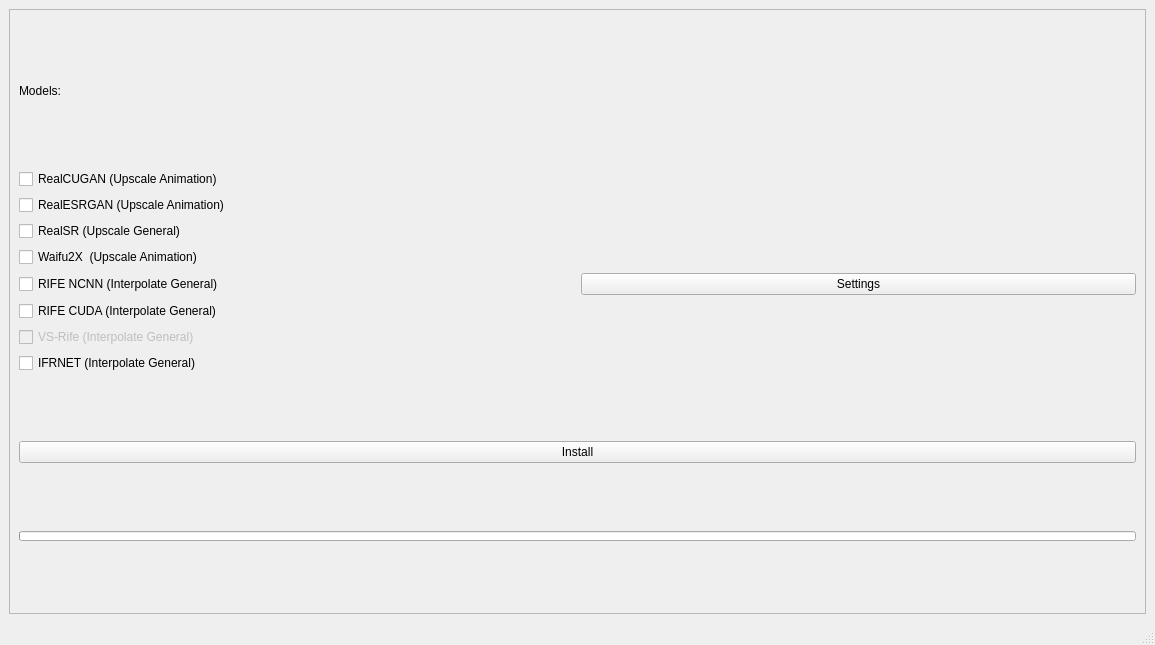
This is src/getModels/SelectAI.ui in TNTwise/REAL-Video-Enhancer as Qt 5 draws it before an edit. The edited form follows.
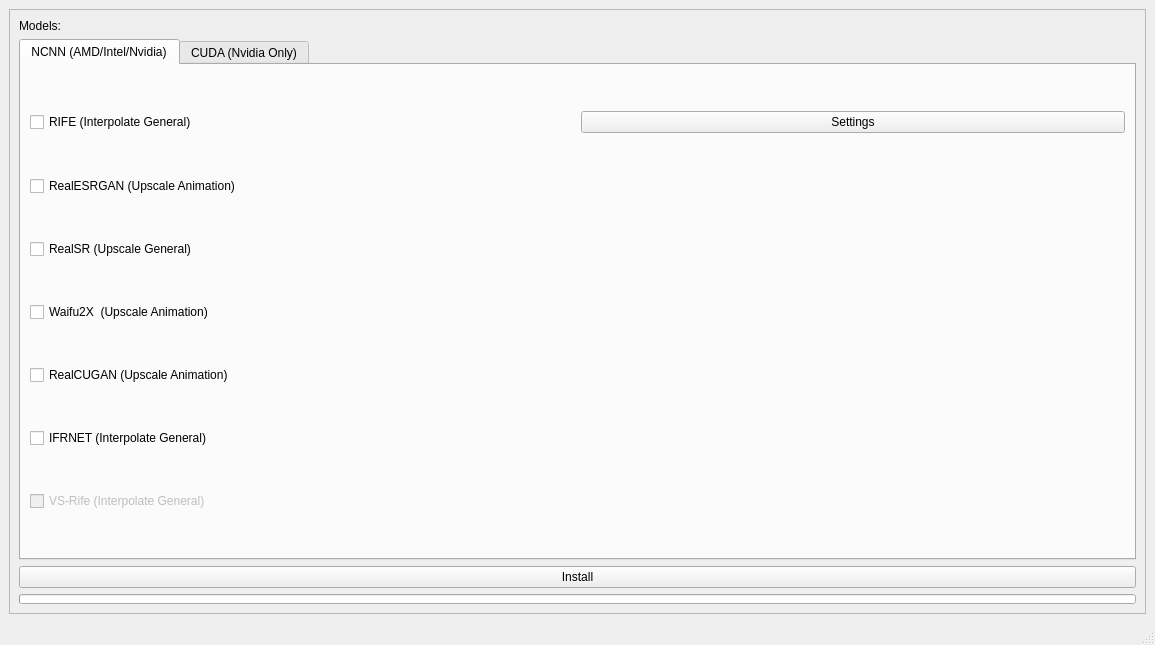
This is the edited form.

```diff
--- a/src/getModels/SelectAI.ui
+++ b/src/getModels/SelectAI.ui
@@ -37,14 +37,14 @@
          </property>
         </widget>
        </item>
-       <item row="3" column="0">
+       <item row="4" column="0">
         <widget class="QPushButton" name="InstallButton">
          <property name="text">
           <string>Install</string>
          </property>
         </widget>
        </item>
-       <item row="4" column="0">
+       <item row="5" column="0">
         <widget class="QProgressBar" name="installModelsProgressBar">
          <property name="maximumSize">
           <size>
@@ -67,66 +67,68 @@
         </widget>
        </item>
        <item row="1" column="0">
-        <layout class="QGridLayout" name="gridLayout_6">
-         <item row="6" column="0">
-          <widget class="QCheckBox" name="RealSRCheckBox">
-           <property name="enabled">
-            <bool>true</bool>
-           </property>
-           <property name="text">
-            <string>RealSR (Upscale General)</string>
-           </property>
-          </widget>
-         </item>
-         <item row="2" column="0">
-          <widget class="QCheckBox" name="RealESRGANCheckBox">
-           <property name="text">
-            <string>RealESRGAN (Upscale Animation)</string>
-           </property>
-          </widget>
-         </item>
-         <item row="1" column="0">
-          <widget class="QCheckBox" name="RealCUGANCheckBox">
-           <property name="enabled">
-            <bool>true</bool>
-           </property>
-           <property name="text">
-            <string>RealCUGAN (Upscale Animation)</string>
-           </property>
-          </widget>
-         </item>
-         <item row="10" column="0">
+        <widget class="QTabWidget" name="modelsTabWidget">
+         <property name="currentIndex">
+          <number>0</number>
+         </property>
+         <widget class="QWidget" name="NCNNTab">
+          <attribute name="title">
+           <string>NCNN (AMD/Intel/Nvidia)</string>
+          </attribute>
+          <layout class="QVBoxLayout" name="verticalLayout_2">
+           <item>
+            <layout class="QHBoxLayout" name="horizontalLayout_2">
+             <item>
           <widget class="QCheckBox" name="RifeCheckBox">
            <property name="text">
-            <string>RIFE NCNN (Interpolate General)</string>
+                <string>RIFE (Interpolate General)</string>
            </property>
           </widget>
          </item>
-         <item row="10" column="1">
+             <item>
           <widget class="QPushButton" name="RifeSettings">
            <property name="text">
             <string>Settings</string>
            </property>
           </widget>
          </item>
-         <item row="7" column="0">
+            </layout>
+           </item>
+           <item>
+            <widget class="QCheckBox" name="RealESRGANCheckBox">
+             <property name="text">
+              <string>RealESRGAN (Upscale Animation)</string>
+             </property>
+            </widget>
+           </item>
+           <item>
+            <widget class="QCheckBox" name="RealSRCheckBox">
+             <property name="enabled">
+              <bool>true</bool>
+             </property>
+             <property name="text">
+              <string>RealSR (Upscale General)</string>
+             </property>
+            </widget>
+           </item>
+           <item>
           <widget class="QCheckBox" name="Waifu2xCheckBox">
            <property name="text">
             <string>Waifu2X  (Upscale Animation)</string>
            </property>
           </widget>
          </item>
-         <item row="12" column="0">
-          <widget class="QCheckBox" name="RifeVSCheckBox">
+           <item>
+            <widget class="QCheckBox" name="RealCUGANCheckBox">
            <property name="enabled">
-            <bool>false</bool>
+              <bool>true</bool>
            </property>
            <property name="text">
-            <string>VS-Rife (Interpolate General)</string>
+              <string>RealCUGAN (Upscale Animation)</string>
            </property>
           </widget>
          </item>
-         <item row="15" column="0">
+           <item>
           <widget class="QCheckBox" name="CainCheckBox">
            <property name="enabled">
             <bool>true</bool>
@@ -136,14 +138,36 @@
            </property>
           </widget>
          </item>
-         <item row="11" column="0">
+           <item>
+            <widget class="QCheckBox" name="RifeVSCheckBox">
+             <property name="enabled">
+              <bool>false</bool>
+             </property>
+             <property name="text">
+              <string>VS-Rife (Interpolate General)</string>
+             </property>
+            </widget>
+           </item>
+          </layout>
+         </widget>
+         <widget class="QWidget" name="CUDATab">
+          <attribute name="title">
+           <string>CUDA (Nvidia Only)</string>
+          </attribute>
+          <layout class="QVBoxLayout" name="verticalLayout">
+           <item>
           <widget class="QCheckBox" name="RifeCUDACheckBox">
            <property name="text">
-            <string>RIFE CUDA (Interpolate General)</string>
+              <string>RIFE (Interpolate General)</string>
            </property>
           </widget>
          </item>
         </layout>
+         </widget>
+        </widget>
+       </item>
+       <item row="2" column="0">
+        <layout class="QGridLayout" name="gridLayout_6"/>
        </item>
       </layout>
      </widget>
```
Lines whose indentation alone changed are shown as unchanged.
